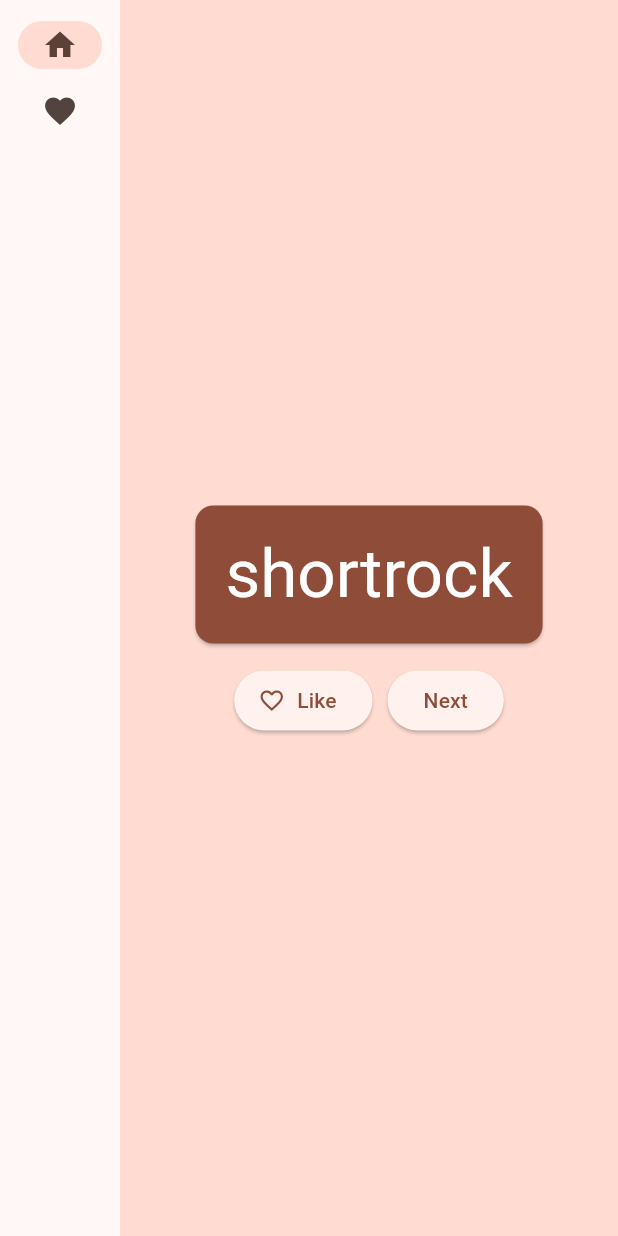
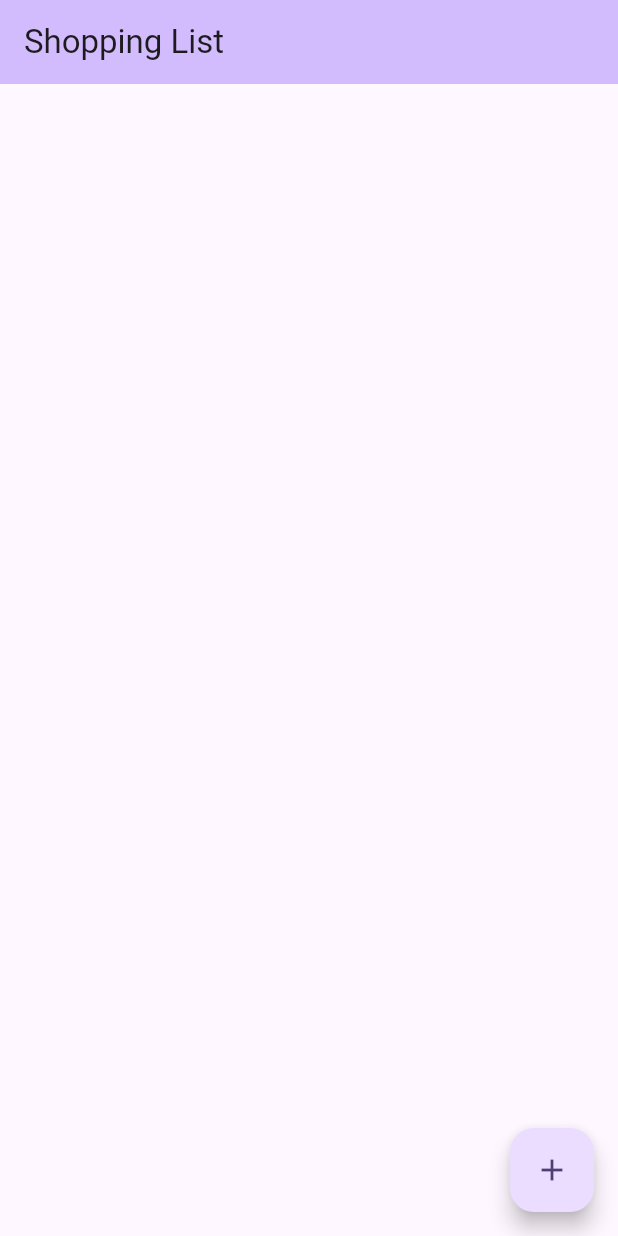
Before and after one commit to HiImMoe/shopping-list, a Flutter app: the screen it shows after launch, on a phone screen of 412 x 824 dp. Run offline on Flutter 3.47's test engine with Material 3 defaults, Android fonts, the phone set to English and light mode, and no system bars.

Commit message:
add basic list functionality

```diff
--- a/lib/main.dart
+++ b/lib/main.dart
@@ -1,6 +1,5 @@
-import 'package:english_words/english_words.dart';
 import 'package:flutter/material.dart';
-import 'package:provider/provider.dart';
+import 'package:shopping/modules/shopping-list/shopping-list.dart';
 
 void main() {
   runApp(MyApp());
@@ -11,167 +10,12 @@ class MyApp extends StatelessWidget {
 
   @override
   Widget build(BuildContext context) {
-    return ChangeNotifierProvider(
-      create: (context) => MyAppState(),
-      child: MaterialApp(
-        title: 'Namer App',
-        theme: ThemeData(
-          useMaterial3: true,
-          colorScheme: ColorScheme.fromSeed(seedColor: Colors.deepOrange),
-        ),
-        home: MyHomePage(),
-      ),
+    return MaterialApp(
+      title: 'Shopping List',
+      theme: ThemeData(
+          colorScheme: ColorScheme.fromSeed(seedColor: Colors.deepPurple),
+          useMaterial3: true),
+      home: ShoppingListPage(),
     );
   }
 }
-
-class MyAppState extends ChangeNotifier {
-  var current = WordPair.random();
-
-  void getNext() {
-    current = WordPair.random();
-    notifyListeners();
-  }
-
-  var favorites = <WordPair>[];
-
-  void toggleFavorite() {
-    if (favorites.contains(current)) {
-      favorites.remove(current);
-    } else {
-      favorites.add(current);
-    }
-    notifyListeners();
-  }
-}
-
-class MyHomePage extends StatefulWidget {
-  @override
-  State<MyHomePage> createState() => _MyHomePageState();
-}
-
-class _MyHomePageState extends State<MyHomePage> {
-  var selectedIndex = 0;
-
-  @override
-  Widget build(BuildContext context) {
-    Widget page;
-    switch (selectedIndex) {
-      case 0:
-        page = GeneratorPage();
-        break;
-      case 1:
-        page = Placeholder();
-        break;
-      default:
-        throw UnimplementedError('no widget for $selectedIndex');
-    }
-
-    return Scaffold(
-      body: Row(
-        children: [
-          SafeArea(
-            child: NavigationRail(
-              extended: false,
-              destinations: [
-                NavigationRailDestination(
-                  icon: Icon(Icons.home),
-                  label: Text('Home'),
-                ),
-                NavigationRailDestination(
-                  icon: Icon(Icons.favorite),
-                  label: Text('Favorites'),
-                ),
-              ],
-              selectedIndex: selectedIndex,
-              onDestinationSelected: (value) {
-                setState(() {
-                  selectedIndex = value;
-                });
-              },
-            ),
-          ),
-          Expanded(
-            child: Container(
-              color: Theme.of(context).colorScheme.primaryContainer,
-              child: page,
-            ),
-          ),
-        ],
-      ),
-    );
-  }
-}
-
-class GeneratorPage extends StatelessWidget {
-  @override
-  Widget build(BuildContext context) {
-    var appState = context.watch<MyAppState>();
-    var pair = appState.current;
-
-    IconData icon;
-    if (appState.favorites.contains(pair)) {
-      icon = Icons.favorite;
-    } else {
-      icon = Icons.favorite_border;
-    }
-
-    return Center(
-      child: Column(
-        mainAxisAlignment: MainAxisAlignment.center,
-        children: [
-          BigCard(pair: pair),
-          SizedBox(height: 10),
-          Row(
-            mainAxisSize: MainAxisSize.min,
-            children: [
-              ElevatedButton.icon(
-                onPressed: () {
-                  appState.toggleFavorite();
-                },
-                icon: Icon(icon),
-                label: Text('Like'),
-              ),
-              SizedBox(width: 10),
-              ElevatedButton(
-                onPressed: () {
-                  appState.getNext();
-                },
-                child: Text('Next'),
-              ),
-            ],
-          ),
-        ],
-      ),
-    );
-  }
-}
-
-class BigCard extends StatelessWidget {
-  const BigCard({
-    super.key,
-    required this.pair,
-  });
-
-  final WordPair pair;
-
-  @override
-  Widget build(BuildContext context) {
-    final theme = Theme.of(context);
-    final style = theme.textTheme.displayMedium!.copyWith(
-      color: theme.colorScheme.onPrimary,
-    );
-
-    return Card(
-      color: theme.colorScheme.primary,
-      child: Padding(
-        padding: const EdgeInsets.all(20),
-        child: Text(
-          pair.asLowerCase,
-          style: style,
-          semanticsLabel: "${pair.first} ${pair.second}",
-        ),
-      ),
-    );
-  }
-}
```
Also changed, not shown: lib/modules/shopping-list/shopping-list.dart (added, +143 -0 lines).
